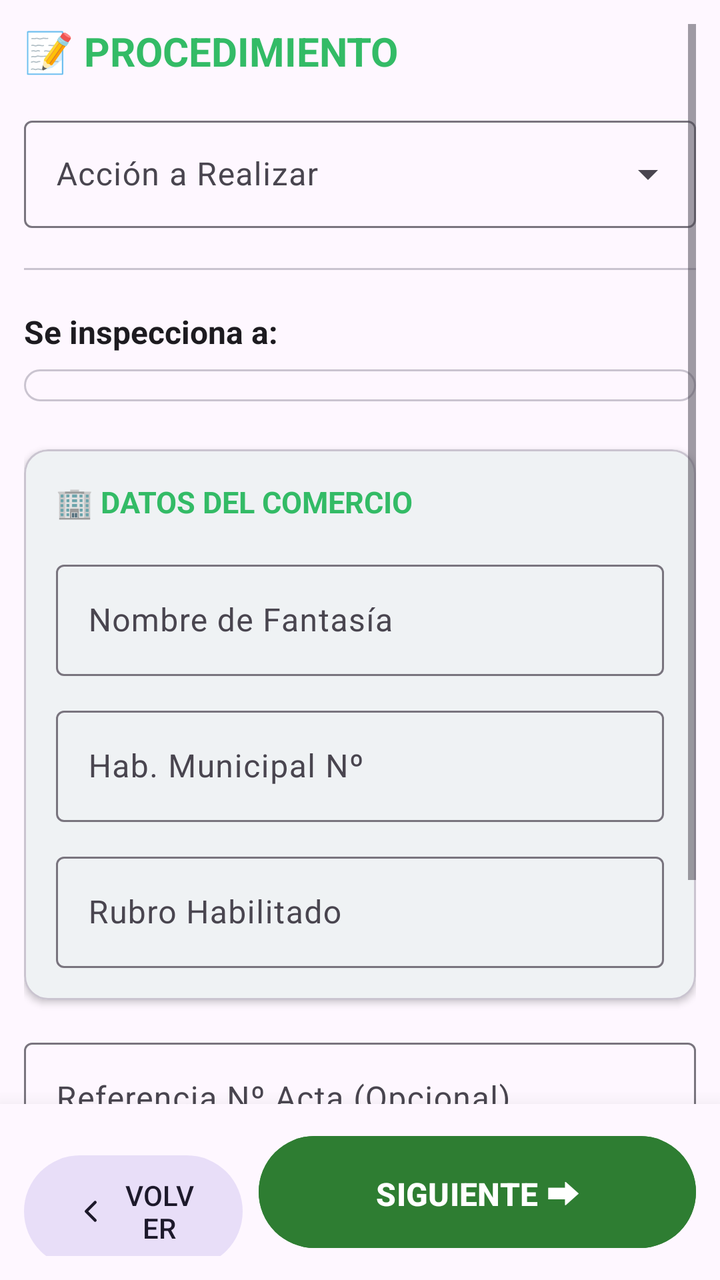
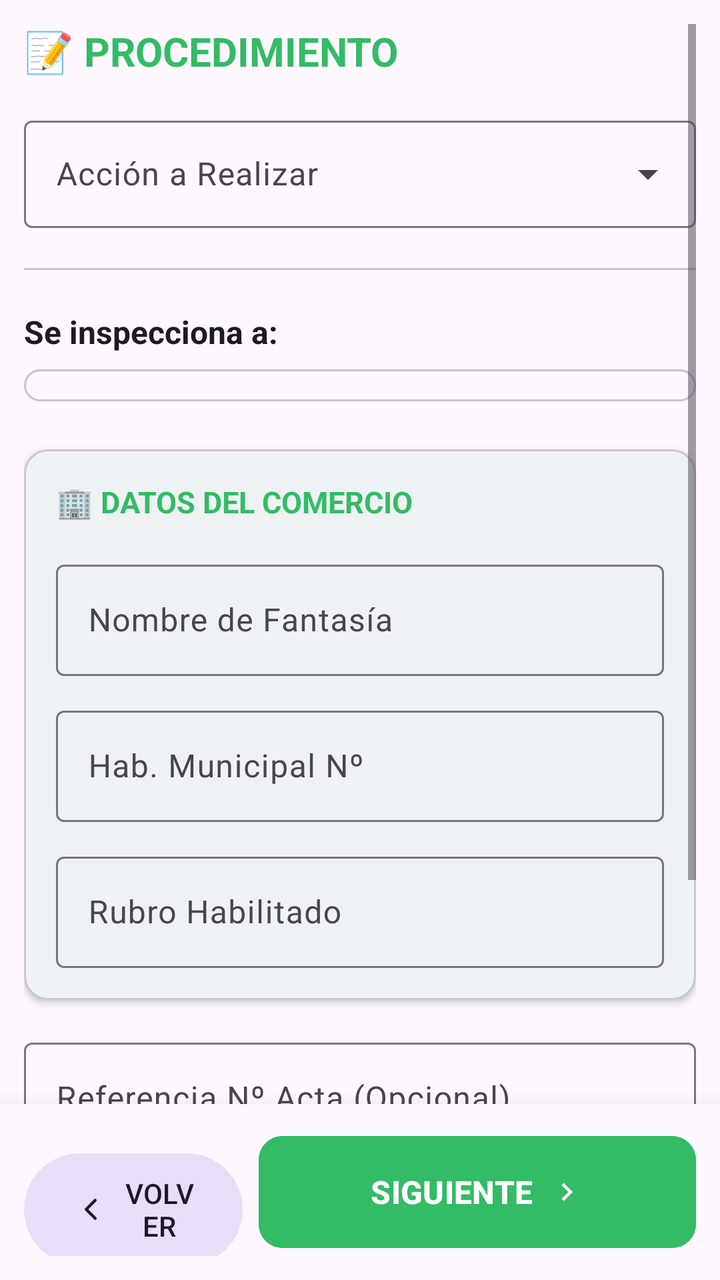

An Android layout rendered at two revisions. The XML below is the earlier revision; the diff shows what the commit changed to produce the second picture.
<!-- AndroidManifest.xml: application theme Theme.ChivilcoyActas -->
<!-- res/layout/fragment_procedimiento.xml -->
<?xml version="1.0" encoding="utf-8"?>
<androidx.constraintlayout.widget.ConstraintLayout xmlns:android="http://schemas.android.com/apk/res/android"
    xmlns:app="http://schemas.android.com/apk/res-auto"
    xmlns:tools="http://schemas.android.com/tools"
    android:id="@+id/rootProcedimiento"
    android:layout_width="match_parent"
    android:layout_height="match_parent"
    android:background="?android:attr/windowBackground"
    android:focusable="true"
    android:focusableInTouchMode="true"
    android:clickable="true">

    <ScrollView
        android:id="@+id/scrollProcedimiento"
        android:layout_width="0dp"
        android:layout_height="0dp"
        android:clipToPadding="false"
        android:fillViewport="true"
        android:padding="12dp"
        app:layout_constraintBottom_toTopOf="@+id/bottomContainer"
        app:layout_constraintEnd_toEndOf="parent"
        app:layout_constraintStart_toStartOf="parent"
        app:layout_constraintTop_toTopOf="parent">

        <LinearLayout
            android:layout_width="match_parent"
            android:layout_height="wrap_content"
            android:orientation="vertical"
            android:paddingBottom="24dp">

            <TextView
                android:layout_width="wrap_content"
                android:layout_height="wrap_content"
                android:text="📝 PROCEDIMIENTO"
                android:textColor="?attr/colorPrimary"
                android:textStyle="bold"
                android:textSize="20sp"
                android:layout_marginBottom="16dp"/>

            
            <com.google.android.material.textfield.TextInputLayout
                android:id="@+id/tilAccion"
                style="@style/Widget.Material3.TextInputLayout.OutlinedBox.ExposedDropdownMenu"
                android:layout_width="match_parent"
                android:layout_height="wrap_content"
                android:hint="Acción a Realizar"
                app:boxStrokeColor="@color/selector_box_stroke"
                app:hintTextColor="?attr/colorPrimary"
                app:endIconMode="dropdown_menu">

                <AutoCompleteTextView
                    android:id="@+id/spinnerAccion"
                    android:layout_width="match_parent"
                    android:layout_height="wrap_content"
                    android:completionThreshold="1"
                    android:dropDownHeight="200dp"
                    android:inputType="textCapWords"
                    android:selectAllOnFocus="true"
                    android:padding="16dp"
                    android:textSize="16sp"/>
            </com.google.android.material.textfield.TextInputLayout>

            <View
                android:layout_width="match_parent"
                android:layout_height="1dp"
                android:background="?attr/colorOutlineVariant"
                android:layout_marginVertical="20dp"/>

            <TextView
                android:layout_width="wrap_content"
                android:layout_height="wrap_content"
                android:text="Se inspecciona a:"
                android:textStyle="bold"
                android:textColor="?attr/colorOnSurface"
                android:textSize="16sp"
                android:layout_marginBottom="8dp"/>

            <GridLayout
                android:id="@+id/containerCategorias"
                android:layout_width="match_parent"
                android:layout_height="wrap_content"
                android:columnCount="2"
                android:layout_marginBottom="16dp"
                android:padding="8dp"
                android:background="@drawable/bg_border_vinculos">
                
            </GridLayout>

            
            <com.google.android.material.card.MaterialCardView
                android:id="@+id/cardComercio"
                android:layout_width="match_parent"
                android:layout_height="wrap_content"
                android:layout_marginTop="8dp"
                app:cardBackgroundColor="?attr/colorSurface"
                app:cardElevation="2dp"
                app:strokeColor="?attr/colorOutlineVariant"
                app:strokeWidth="1dp"
                tools:visibility="visible">

                <LinearLayout
                    android:layout_width="match_parent"
                    android:layout_height="wrap_content"
                    android:orientation="vertical"
                    android:padding="16dp">

                    <TextView
                        android:layout_width="wrap_content"
                        android:layout_height="wrap_content"
                        android:text="🏢 DATOS DEL COMERCIO"
                        android:textColor="?attr/colorPrimary"
                        android:textSize="15sp"
                        android:textStyle="bold"
                        android:layout_marginBottom="16dp"/>

                    <com.google.android.material.textfield.TextInputLayout
                        style="@style/Widget.Material3.TextInputLayout.OutlinedBox"
                        android:layout_width="match_parent"
                        android:layout_height="wrap_content"
                        android:hint="Nombre de Fantasía"
                        android:layout_marginBottom="12dp">
                        <com.google.android.material.textfield.TextInputEditText
                            android:id="@+id/etNombreFantasia"
                            android:layout_width="match_parent"
                            android:layout_height="wrap_content"
                            android:inputType="textCapWords|textNoSuggestions|textVisiblePassword"
                            android:imeOptions="actionNext"
                            android:textSize="16sp"
                            android:nextFocusForward="@id/etHabNumero" />
                    </com.google.android.material.textfield.TextInputLayout>

                    <com.google.android.material.textfield.TextInputLayout
                        style="@style/Widget.Material3.TextInputLayout.OutlinedBox"
                        android:layout_width="match_parent"
                        android:layout_height="wrap_content"
                        android:hint="Hab. Municipal Nº"
                        android:layout_marginBottom="12dp">
                        <com.google.android.material.textfield.TextInputEditText
                            android:id="@+id/etHabNumero"
                            android:layout_width="match_parent"
                            android:layout_height="wrap_content"
                            android:inputType="number"
                            android:textSize="16sp"
                            android:imeOptions="actionNext"
                            android:nextFocusForward="@id/etRubro" />
                    </com.google.android.material.textfield.TextInputLayout>

                    <com.google.android.material.textfield.TextInputLayout
                        style="@style/Widget.Material3.TextInputLayout.OutlinedBox"
                        android:layout_width="match_parent"
                        android:layout_height="wrap_content"
                        android:hint="Rubro Habilitado">
                        <com.google.android.material.textfield.TextInputEditText
                            android:id="@+id/etRubro"
                            android:layout_width="match_parent"
                            android:layout_height="wrap_content"
                            android:textSize="16sp"
                            android:inputType="textCapCharacters|textNoSuggestions|textVisiblePassword"
                            android:imeOptions="actionNext" />
                    </com.google.android.material.textfield.TextInputLayout>

                </LinearLayout>
            </com.google.android.material.card.MaterialCardView>

            
            <com.google.android.material.card.MaterialCardView
                android:id="@+id/cardCatastro"
                android:layout_width="match_parent"
                android:layout_height="wrap_content"
                android:layout_marginTop="12dp"
                android:visibility="gone"
                app:cardBackgroundColor="?attr/colorSurface"
                app:cardElevation="2dp"
                app:strokeColor="?attr/colorOutlineVariant"
                app:strokeWidth="1dp">

                <LinearLayout
                    android:layout_width="match_parent"
                    android:layout_height="wrap_content"
                    android:orientation="vertical"
                    android:padding="16dp">

                    <TextView
                        android:layout_width="wrap_content"
                        android:layout_height="wrap_content"
                        android:text="📍 DATOS CATASTRALES"
                        android:textColor="?attr/colorPrimary"
                        android:textSize="15sp"
                        android:textStyle="bold"
                        android:layout_marginBottom="16dp"/>

                    
                    <com.google.android.material.textfield.TextInputLayout
                        style="@style/Widget.Material3.TextInputLayout.OutlinedBox"
                        android:layout_width="match_parent"
                        android:layout_height="wrap_content"
                        android:layout_marginBottom="12dp"
                        android:hint="Partida Municipal">
                        <com.google.android.material.textfield.TextInputEditText
                            android:id="@+id/etPartidaMunicipal"
                            android:layout_width="match_parent"
                            android:layout_height="wrap_content"
                            android:inputType="number"
                            android:textSize="16sp"
                            android:imeOptions="actionNext"
                            android:nextFocusForward="@id/etCirc" />
                    </com.google.android.material.textfield.TextInputLayout>

                    
                    <LinearLayout
                        android:layout_width="match_parent"
                        android:layout_height="wrap_content"
                        android:orientation="horizontal"
                        android:layout_marginBottom="12dp">

                        <com.google.android.material.textfield.TextInputLayout
                            style="@style/Widget.Material3.TextInputLayout.OutlinedBox"
                            android:layout_width="0dp"
                            android:layout_height="wrap_content"
                            android:layout_weight="1"
                            android:layout_marginEnd="8dp"
                            android:hint="Circ.">
                            <com.google.android.material.textfield.TextInputEditText
                                android:id="@+id/etCirc"
                                android:layout_width="match_parent"
                                android:layout_height="wrap_content"
                                android:inputType="number"
                                android:textSize="16sp"
                                android:imeOptions="actionNext"
                                android:nextFocusForward="@id/etSeccion" />
                        </com.google.android.material.textfield.TextInputLayout>

                        <com.google.android.material.textfield.TextInputLayout
                            style="@style/Widget.Material3.TextInputLayout.OutlinedBox"
                            android:layout_width="0dp"
                            android:layout_height="wrap_content"
                            android:layout_weight="1"
                            android:hint="Secc.">
                            <com.google.android.material.textfield.TextInputEditText
                                android:id="@+id/etSeccion"
                                android:layout_width="match_parent"
                                android:layout_height="wrap_content"
                                android:inputType="textCapCharacters|textNoSuggestions|textVisiblePassword"
                                android:textSize="16sp"
                                android:imeOptions="actionNext"
                                android:nextFocusForward="@id/etChacraNro" />
                        </com.google.android.material.textfield.TextInputLayout>
                    </LinearLayout>

                    
                    <LinearLayout
                        android:layout_width="match_parent"
                        android:layout_height="wrap_content"
                        android:layout_marginBottom="12dp"
                        android:orientation="horizontal">

                        <LinearLayout
                            android:layout_width="0dp"
                            android:layout_height="wrap_content"
                            android:layout_weight="1"
                            android:orientation="horizontal">
                            <com.google.android.material.textfield.TextInputLayout
                                style="@style/Widget.Material3.TextInputLayout.OutlinedBox"
                                android:layout_width="0dp"
                                android:layout_height="wrap_content"
                                android:layout_weight="1"
                                android:hint="Ch. Nro">
                                <com.google.android.material.textfield.TextInputEditText
                                    android:id="@+id/etChacraNro"
                                    android:layout_width="match_parent"
                                    android:layout_height="wrap_content"
                                    android:inputType="number"
                                    android:textSize="16sp"
                                    android:imeOptions="actionNext"
                                    android:nextFocusForward="@id/etChacraLet" />
                            </com.google.android.material.textfield.TextInputLayout>
                            <com.google.android.material.textfield.TextInputLayout
                                style="@style/Widget.Material3.TextInputLayout.OutlinedBox"
                                android:layout_width="65dp"
                                android:layout_height="wrap_content"
                                android:layout_marginStart="4dp"
                                android:hint="Let.">
                                <com.google.android.material.textfield.TextInputEditText
                                    android:id="@+id/etChacraLet"
                                    android:layout_width="match_parent"
                                    android:layout_height="wrap_content"
                                    android:inputType="textCapCharacters|textNoSuggestions|textVisiblePassword"
                                    android:textSize="16sp"
                                    android:imeOptions="actionNext"
                                    android:nextFocusForward="@id/etQuintaNro" />
                            </com.google.android.material.textfield.TextInputLayout>
                        </LinearLayout>

                        <View android:layout_width="12dp" android:layout_height="match_parent" />

                        <LinearLayout
                            android:layout_width="0dp"
                            android:layout_height="wrap_content"
                            android:layout_weight="1"
                            android:orientation="horizontal">
                            <com.google.android.material.textfield.TextInputLayout
                                style="@style/Widget.Material3.TextInputLayout.OutlinedBox"
                                android:layout_width="0dp"
                                android:layout_height="wrap_content"
                                android:layout_weight="1"
                                android:hint="Qu. Nro">
                                <com.google.android.material.textfield.TextInputEditText
                                    android:id="@+id/etQuintaNro"
                                    android:layout_width="match_parent"
                                    android:layout_height="wrap_content"
                                    android:inputType="number"
                                    android:textSize="16sp"
                                    android:imeOptions="actionNext"
                                    android:nextFocusForward="@id/etQuintaLet" />
                            </com.google.android.material.textfield.TextInputLayout>
                            <com.google.android.material.textfield.TextInputLayout
                                style="@style/Widget.Material3.TextInputLayout.OutlinedBox"
                                android:layout_width="65dp"
                                android:layout_height="wrap_content"
                                android:layout_marginStart="4dp"
                                android:hint="Let.">
                                <com.google.android.material.textfield.TextInputEditText
                                    android:id="@+id/etQuintaLet"
                                    android:layout_width="match_parent"
                                    android:layout_height="wrap_content"
                                    android:inputType="textCapCharacters|textNoSuggestions|textVisiblePassword"
                                    android:textSize="16sp"
                                    android:imeOptions="actionNext"
                                    android:nextFocusForward="@id/etFraccionNro" />
                            </com.google.android.material.textfield.TextInputLayout>
                        </LinearLayout>
                    </LinearLayout>

                    
                    <LinearLayout
                        android:layout_width="match_parent"
                        android:layout_height="wrap_content"
                        android:layout_marginBottom="12dp"
                        android:orientation="horizontal">

                        <LinearLayout
                            android:layout_width="0dp"
                            android:layout_height="wrap_content"
                            android:layout_weight="1"
                            android:orientation="horizontal">
                            <com.google.android.material.textfield.TextInputLayout
                                style="@style/Widget.Material3.TextInputLayout.OutlinedBox"
                                android:layout_width="0dp"
                                android:layout_height="wrap_content"
                                android:layout_weight="1"
                                android:hint="Fr. Nro">
                                <com.google.android.material.textfield.TextInputEditText
                                    android:id="@+id/etFraccionNro"
                                    android:layout_width="match_parent"
                                    android:layout_height="wrap_content"
                                    android:inputType="number"
                                    android:textSize="16sp"
                                    android:imeOptions="actionNext"
                                    android:nextFocusForward="@id/etFraccionLet" />
                            </com.google.android.material.textfield.TextInputLayout>
                            <com.google.android.material.textfield.TextInputLayout
                                style="@style/Widget.Material3.TextInputLayout.OutlinedBox"
                                android:layout_width="65dp"
                                android:layout_height="wrap_content"
                                android:layout_marginStart="4dp"
                                android:hint="Let.">
                                <com.google.android.material.textfield.TextInputEditText
                                    android:id="@+id/etFraccionLet"
                                    android:layout_width="match_parent"
                                    android:layout_height="wrap_content"
                                    android:inputType="textCapCharacters|textNoSuggestions|textVisiblePassword"
                                    android:textSize="16sp"
                                    android:imeOptions="actionNext"
                                    android:nextFocusForward="@id/etManzanaNro" />
                            </com.google.android.material.textfield.TextInputLayout>
                        </LinearLayout>

                        <View android:layout_width="12dp" android:layout_height="match_parent" />

                        <LinearLayout
                            android:layout_width="0dp"
                            android:layout_height="wrap_content"
                            android:layout_weight="1"
                            android:orientation="horizontal">
                            <com.google.android.material.textfield.TextInputLayout
                                style="@style/Widget.Material3.TextInputLayout.OutlinedBox"
                                android:layout_width="0dp"
                                android:layout_height="wrap_content"
                                android:layout_weight="1"
                                android:hint="Mz. Nro">
                                <com.google.android.material.textfield.TextInputEditText
                                    android:id="@+id/etManzanaNro"
                                    android:layout_width="match_parent"
                                    android:layout_height="wrap_content"
                                    android:inputType="number"
                                    android:textSize="16sp"
                                    android:imeOptions="actionNext"
                                    android:nextFocusForward="@id/etManzanaLet" />
                            </com.google.android.material.textfield.TextInputLayout>
                            <com.google.android.material.textfield.TextInputLayout
                                style="@style/Widget.Material3.TextInputLayout.OutlinedBox"
                                android:layout_width="65dp"
                                android:layout_height="wrap_content"
                                android:layout_marginStart="4dp"
                                android:hint="Let.">
                                <com.google.android.material.textfield.TextInputEditText
                                    android:id="@+id/etManzanaLet"
                                    android:layout_width="match_parent"
                                    android:layout_height="wrap_content"
                                    android:inputType="textCapCharacters|textNoSuggestions|textVisiblePassword"
                                    android:textSize="16sp"
                                    android:imeOptions="actionNext"
                                    android:nextFocusForward="@id/etParcelaNro" />
                            </com.google.android.material.textfield.TextInputLayout>
                        </LinearLayout>
                    </LinearLayout>

                    
                    <LinearLayout
                        android:layout_width="match_parent"
                        android:layout_height="wrap_content"
                        android:layout_marginBottom="12dp"
                        android:orientation="horizontal">

                        <LinearLayout
                            android:layout_width="0dp"
                            android:layout_height="wrap_content"
                            android:layout_weight="1"
                            android:orientation="horizontal">
                            <com.google.android.material.textfield.TextInputLayout
                                style="@style/Widget.Material3.TextInputLayout.OutlinedBox"
                                android:layout_width="0dp"
                                android:layout_height="wrap_content"
                                android:layout_weight="1"
                                android:hint="Pa. Nro">
                                <com.google.android.material.textfield.TextInputEditText
                                    android:id="@+id/etParcelaNro"
                                    android:layout_width="match_parent"
                                    android:layout_height="wrap_content"
                                    android:inputType="number"
                                    android:textSize="16sp"
                                    android:imeOptions="actionNext"
                                    android:nextFocusForward="@id/etParcelaLet" />
                            </com.google.android.material.textfield.TextInputLayout>
                            <com.google.android.material.textfield.TextInputLayout
                                style="@style/Widget.Material3.TextInputLayout.OutlinedBox"
                                android:layout_width="65dp"
                                android:layout_height="wrap_content"
                                android:layout_marginStart="4dp"
                                android:hint="Let.">
                                <com.google.android.material.textfield.TextInputEditText
                                    android:id="@+id/etParcelaLet"
                                    android:layout_width="match_parent"
                                    android:layout_height="wrap_content"
                                    android:inputType="textCapCharacters|textNoSuggestions|textVisiblePassword"
                                    android:textSize="16sp"
                                    android:imeOptions="actionNext"
                                    android:nextFocusForward="@id/etSubparcelaNro" />
                            </com.google.android.material.textfield.TextInputLayout>
                        </LinearLayout>

                        <View android:layout_width="12dp" android:layout_height="match_parent" />

                        <LinearLayout
                            android:layout_width="0dp"
                            android:layout_height="wrap_content"
                            android:layout_weight="1"
                            android:orientation="horizontal">
                            <com.google.android.material.textfield.TextInputLayout
                                style="@style/Widget.Material3.TextInputLayout.OutlinedBox"
                                android:layout_width="0dp"
                                android:layout_height="wrap_content"
                                android:layout_weight="1"
                                android:hint="Sub. Nro">

                                <com.google.android.material.textfield.TextInputEditText
                                    android:id="@+id/etSubparcelaNro"
                                    android:layout_width="match_parent"
                                    android:layout_height="wrap_content"
                                    android:inputType="number"
                                    android:textSize="16sp"
                                    android:imeOptions="actionNext"
                                    android:nextFocusForward="@id/etSubparcelaLet" />
                            </com.google.android.material.textfield.TextInputLayout>
                            <com.google.android.material.textfield.TextInputLayout
                                style="@style/Widget.Material3.TextInputLayout.OutlinedBox"
                                android:layout_width="65dp"
                                android:layout_height="wrap_content"
                                android:layout_marginStart="4dp"
                                android:hint="Let.">
                                <com.google.android.material.textfield.TextInputEditText
                                    android:id="@+id/etSubparcelaLet"
                                    android:layout_width="match_parent"
                                    android:layout_height="wrap_content"
                                    android:inputType="textCapCharacters|textNoSuggestions|textVisiblePassword"
                                    android:textSize="16sp"
                                    android:imeOptions="actionNext"
                                    android:nextFocusForward="@id/etUf" />
                            </com.google.android.material.textfield.TextInputLayout>
                        </LinearLayout>
                    </LinearLayout>

                    
                    <com.google.android.material.textfield.TextInputLayout
                        style="@style/Widget.Material3.TextInputLayout.OutlinedBox"
                        android:layout_width="match_parent"
                        android:layout_height="wrap_content"
                        android:hint="U.F.">
                        <com.google.android.material.textfield.TextInputEditText
                            android:id="@+id/etUf"
                            android:layout_width="match_parent"
                            android:layout_height="wrap_content"
                            android:inputType="textCapCharacters|textNoSuggestions|textVisiblePassword"
                            android:textSize="16sp"
                            android:imeOptions="actionNext"
                            android:nextFocusForward="@id/etRefActa" />
                    </com.google.android.material.textfield.TextInputLayout>

                </LinearLayout>
            </com.google.android.material.card.MaterialCardView>

            
            <com.google.android.material.textfield.TextInputLayout
                android:id="@+id/layoutRefActa"
                style="@style/Widget.Material3.TextInputLayout.OutlinedBox"
                android:layout_width="match_parent"
                android:layout_height="wrap_content"
                android:layout_marginTop="16dp"
                android:hint="Referencia Nº Acta (Opcional)">
                <com.google.android.material.textfield.TextInputEditText
                    android:id="@+id/etRefActa"
                    android:layout_width="match_parent"
                    android:layout_height="wrap_content"
                    android:inputType="textCapCharacters|textNoSuggestions|textVisiblePassword"
                    android:textSize="16sp"
                    android:imeOptions="actionDone" />
            </com.google.android.material.textfield.TextInputLayout>

            <Space
                android:layout_width="match_parent"
                android:layout_height="80dp" />
        </LinearLayout>
    </ScrollView>

    
    <LinearLayout
        android:id="@+id/bottomContainer"
        android:layout_width="match_parent"
        android:layout_height="wrap_content"
        android:background="?android:attr/windowBackground"
        android:elevation="16dp"
        android:orientation="horizontal"
        android:padding="12dp"
        android:weightSum="3"
        app:layout_constraintBottom_toBottomOf="parent"
        app:layout_constraintEnd_toEndOf="parent"
        app:layout_constraintStart_toStartOf="parent">

        <Button
            android:id="@+id/btnVolverProcedimiento"
            style="@style/Widget.Material3.Button.TonalButton"
            android:layout_width="0dp"
            android:layout_height="64dp"
            android:layout_marginEnd="8dp"
            android:layout_weight="1"
            android:text="VOLVER"
            android:textSize="14sp"
            app:icon="@drawable/ic_arrow_back_thin"
            app:iconGravity="textStart" />

        <Button
            android:id="@+id/btnSiguienteProcedimiento"
            android:layout_width="0dp"
            android:layout_height="64dp"
            android:layout_weight="2"
            android:backgroundTint="#2E7D32"
            android:text="SIGUIENTE ⮕"
            android:textColor="#FFFFFF"
            android:textSize="16sp"
            android:textStyle="bold" />
    </LinearLayout>

</androidx.constraintlayout.widget.ConstraintLayout>
<!-- resources referenced by this layout -->
<resources>
  <!-- drawable bg_border_vinculos (drawable) -->
  <?xml version="1.0" encoding="utf-8"?>
  <shape xmlns:android="http://schemas.android.com/apk/res/android">
      <solid android:color="?attr/colorSurface" />
      <stroke
          android:width="1dp"
          android:color="?attr/colorOutlineVariant" />
      <corners android:radius="8dp" />
  </shape>
  <!-- drawable ic_arrow_back_thin (drawable) -->
  <vector xmlns:android="http://schemas.android.com/apk/res/android"
      android:width="24dp"
      android:height="24dp"
      android:viewportWidth="24"
      android:viewportHeight="24">
      <path
          android:strokeColor="#000000"
          android:strokeWidth="2"
          android:strokeLineCap="round"
          android:strokeLineJoin="round"
          android:pathData="M15,18l-6,-6 6,-6" />
  </vector>
  <style name="Theme.ChivilcoyActas" parent="Base.Theme.ChivilcoyActas" />
  <style name="Base.Theme.ChivilcoyActas" parent="Theme.Material3.DayNight.NoActionBar">
          
          <item name="colorPrimary">#33BB66</item>
  
          <item name="colorSecondary">#33BB66</item>
          <item name="android:statusBarColor">#33BB66</item>
      </style>
</resources>

<!-- the commit's change to res/layout/fragment_procedimiento.xml (unified diff, before → after) -->
@@ -573,11 +573,15 @@
             android:layout_width="0dp"
             android:layout_height="64dp"
             android:layout_weight="2"
-            android:backgroundTint="#2E7D32"
-            android:text="SIGUIENTE ⮕"
-            android:textColor="#FFFFFF"
+            android:backgroundTint="?attr/colorPrimary"
+            android:text="SIGUIENTE"
+            android:textColor="?attr/colorOnPrimary"
             android:textSize="16sp"
-            android:textStyle="bold" />
+            android:textStyle="bold"
+            app:cornerRadius="12dp"
+            app:icon="@drawable/ic_arrow_forward"
+            app:iconGravity="textEnd"
+            app:iconPadding="8dp" />
     </LinearLayout>
 
 </androidx.constraintlayout.widget.ConstraintLayout>
<!-- resource entries referenced after the edit -->
@@ -22,6 +22,16 @@
           android:strokeLineJoin="round"
           android:pathData="M15,18l-6,-6 6,-6" />
   </vector>
+  <!-- drawable ic_arrow_forward (drawable) -->
+  <vector xmlns:android="http://schemas.android.com/apk/res/android"
+      android:width="24dp"
+      android:height="24dp"
+      android:viewportWidth="24"
+      android:viewportHeight="24">
+      <path
+          android:fillColor="#FFFFFF"
+          android:pathData="M8.59,16.59L13.17,12L8.59,7.41L10,6L16,12L10,18L8.59,16.59Z" />
+  </vector>
   <style name="Theme.ChivilcoyActas" parent="Base.Theme.ChivilcoyActas" />
   <style name="Base.Theme.ChivilcoyActas" parent="Theme.Material3.DayNight.NoActionBar">
           
